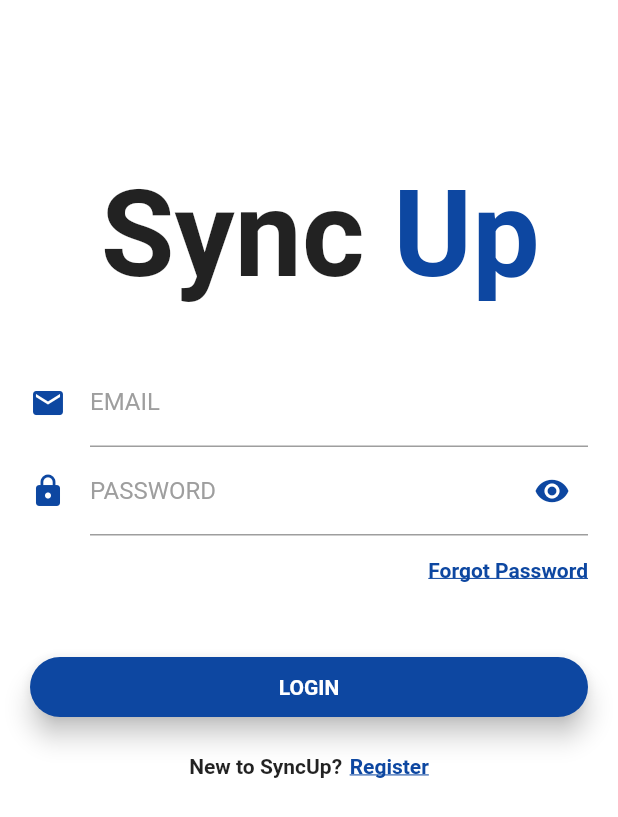
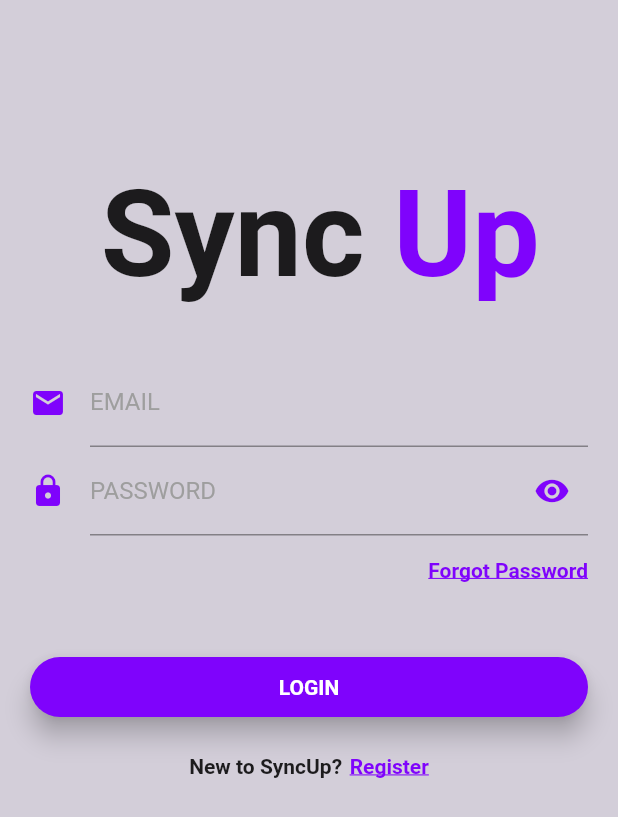
Before and after one commit to TeddyBonkerz/SyncUp, a Flutter app: the screen it shows after launch, on a phone screen of 412 x 824 dp. Shown: the top 817 px of the screen. Run offline on Flutter 3.47's test engine with Material 2 defaults, Android fonts, the phone set to English and light mode, and no system bars; our stand-ins replace google_fonts; Roboto replaces fonts that are missing (Montserrat).

Commit message:
Switched up th color scheme a little.

```diff
--- a/lib/constants.dart
+++ b/lib/constants.dart
@@ -1,4 +1,5 @@
 import 'package:flutter/material.dart';
 
-const primaryColor = Color(0xFF0D47A1);
+const primaryColor = Color(0xFF7f03fc);
 const primaryLightColor = Color(0xFF2196F3);
+const scaffoldBackgroundColor = Color(0xFFd3ced9);
--- a/lib/main.dart
+++ b/lib/main.dart
@@ -21,7 +21,7 @@ class MyApp extends StatelessWidget {
       debugShowCheckedModeBanner: false,
       theme: ThemeData(
         primaryColor: primaryColor,
-        scaffoldBackgroundColor: Colors.white,
+        scaffoldBackgroundColor: scaffoldBackgroundColor,
       ),
       routes: <String, WidgetBuilder>{
         '/home': (BuildContext context) => new HomeScreen(),
```
